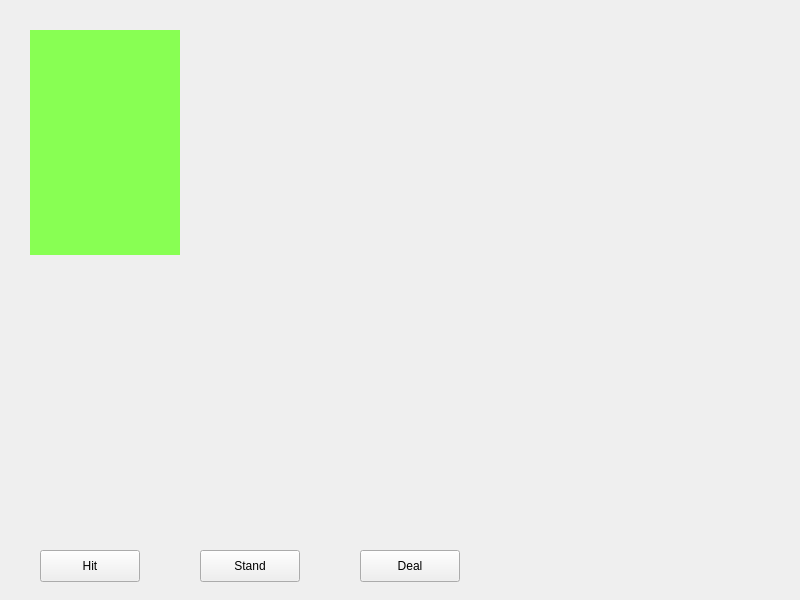
The window that game.ui (jasonpliszak/BlackJackGame_EC327) describes before a commit, drawn with Qt 5.
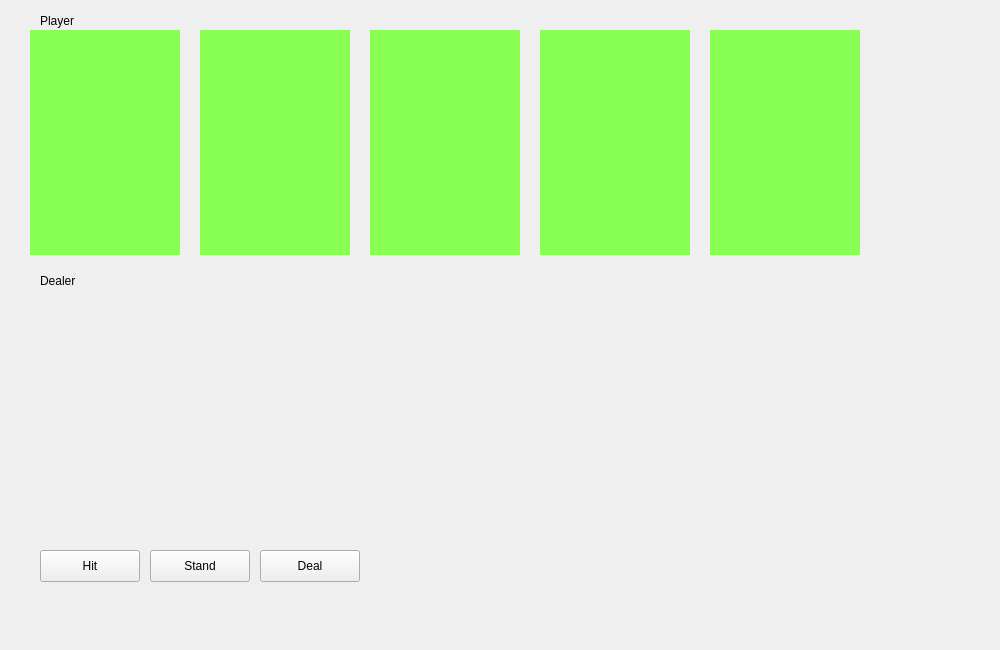
The same window after the commit. Icons and pictures are not drawn.

```diff
--- a/game.ui
+++ b/game.ui
@@ -6,8 +6,8 @@
    <rect>
     <x>0</x>
     <y>0</y>
-    <width>800</width>
-    <height>600</height>
+    <width>1000</width>
+    <height>650</height>
    </rect>
   </property>
   <property name="windowTitle">
@@ -42,7 +42,7 @@
    <property name="geometry">
     <rect>
      <x>30</x>
-     <y>280</y>
+     <y>300</y>
      <width>150</width>
      <height>225</height>
     </rect>
@@ -73,7 +73,7 @@
   <widget class="QPushButton" name="Stand">
    <property name="geometry">
     <rect>
-     <x>200</x>
+     <x>150</x>
      <y>550</y>
      <width>100</width>
      <height>32</height>
@@ -86,7 +86,7 @@
   <widget class="QPushButton" name="Deal">
    <property name="geometry">
     <rect>
-     <x>360</x>
+     <x>260</x>
      <y>550</y>
      <width>100</width>
      <height>32</height>
@@ -96,6 +96,196 @@
     <string>Deal</string>
    </property>
   </widget>
+  <widget class="QLabel" name="label">
+   <property name="geometry">
+    <rect>
+     <x>40</x>
+     <y>10</y>
+     <width>141</width>
+     <height>21</height>
+    </rect>
+   </property>
+   <property name="text">
+    <string>Player</string>
+   </property>
+  </widget>
+  <widget class="QLabel" name="label_2">
+   <property name="geometry">
+    <rect>
+     <x>40</x>
+     <y>270</y>
+     <width>131</width>
+     <height>21</height>
+    </rect>
+   </property>
+   <property name="text">
+    <string>Dealer</string>
+   </property>
+  </widget>
+  <widget class="QLabel" name="DC2">
+   <property name="geometry">
+    <rect>
+     <x>200</x>
+     <y>300</y>
+     <width>150</width>
+     <height>225</height>
+    </rect>
+   </property>
+   <property name="text">
+    <string/>
+   </property>
+   <property name="pixmap">
+    <pixmap resource="cards.qrc">:/images/clubs_Q.gif</pixmap>
+   </property>
+   <property name="scaledContents">
+    <bool>true</bool>
+   </property>
+  </widget>
+  <widget class="QLabel" name="DC3">
+   <property name="geometry">
+    <rect>
+     <x>370</x>
+     <y>300</y>
+     <width>150</width>
+     <height>225</height>
+    </rect>
+   </property>
+   <property name="text">
+    <string/>
+   </property>
+   <property name="pixmap">
+    <pixmap resource="cards.qrc">:/images/clubs_Q.gif</pixmap>
+   </property>
+   <property name="scaledContents">
+    <bool>true</bool>
+   </property>
+  </widget>
+  <widget class="QLabel" name="DC4">
+   <property name="geometry">
+    <rect>
+     <x>540</x>
+     <y>300</y>
+     <width>150</width>
+     <height>225</height>
+    </rect>
+   </property>
+   <property name="text">
+    <string/>
+   </property>
+   <property name="pixmap">
+    <pixmap resource="cards.qrc">:/images/clubs_Q.gif</pixmap>
+   </property>
+   <property name="scaledContents">
+    <bool>true</bool>
+   </property>
+  </widget>
+  <widget class="QLabel" name="DC5">
+   <property name="geometry">
+    <rect>
+     <x>710</x>
+     <y>300</y>
+     <width>150</width>
+     <height>225</height>
+    </rect>
+   </property>
+   <property name="text">
+    <string/>
+   </property>
+   <property name="pixmap">
+    <pixmap resource="cards.qrc">:/images/clubs_Q.gif</pixmap>
+   </property>
+   <property name="scaledContents">
+    <bool>true</bool>
+   </property>
+  </widget>
+  <widget class="QLabel" name="PC2">
+   <property name="geometry">
+    <rect>
+     <x>200</x>
+     <y>30</y>
+     <width>150</width>
+     <height>225</height>
+    </rect>
+   </property>
+   <property name="styleSheet">
+    <string notr="true">background-color: rgb(136, 255, 83)</string>
+   </property>
+   <property name="text">
+    <string/>
+   </property>
+   <property name="pixmap">
+    <pixmap resource="cards.qrc">:/images/clubs_2.gif</pixmap>
+   </property>
+   <property name="scaledContents">
+    <bool>true</bool>
+   </property>
+  </widget>
+  <widget class="QLabel" name="PC3">
+   <property name="geometry">
+    <rect>
+     <x>710</x>
+     <y>30</y>
+     <width>150</width>
+     <height>225</height>
+    </rect>
+   </property>
+   <property name="styleSheet">
+    <string notr="true">background-color: rgb(136, 255, 83)</string>
+   </property>
+   <property name="text">
+    <string/>
+   </property>
+   <property name="pixmap">
+    <pixmap resource="cards.qrc">:/images/clubs_2.gif</pixmap>
+   </property>
+   <property name="scaledContents">
+    <bool>true</bool>
+   </property>
+  </widget>
+  <widget class="QLabel" name="PC4">
+   <property name="geometry">
+    <rect>
+     <x>540</x>
+     <y>30</y>
+     <width>150</width>
+     <height>225</height>
+    </rect>
+   </property>
+   <property name="styleSheet">
+    <string notr="true">background-color: rgb(136, 255, 83)</string>
+   </property>
+   <property name="text">
+    <string/>
+   </property>
+   <property name="pixmap">
+    <pixmap resource="cards.qrc">:/images/clubs_2.gif</pixmap>
+   </property>
+   <property name="scaledContents">
+    <bool>true</bool>
+   </property>
+  </widget>
+  <widget class="QLabel" name="PC5">
+   <property name="geometry">
+    <rect>
+     <x>370</x>
+     <y>30</y>
+     <width>150</width>
+     <height>225</height>
+    </rect>
+   </property>
+   <property name="styleSheet">
+    <string notr="true">background-color: rgb(136, 255, 83)</string>
+   </property>
+   <property name="text">
+    <string/>
+   </property>
+   <property name="pixmap">
+    <pixmap resource="cards.qrc">:/images/clubs_2.gif</pixmap>
+   </property>
+   <property name="scaledContents">
+    <bool>true</bool>
+   </property>
+  </widget>
  </widget>
  <resources>
   <include location="cards.qrc"/>
```
Left out of the diff: 2 changed lines with no effect on the pictures.
